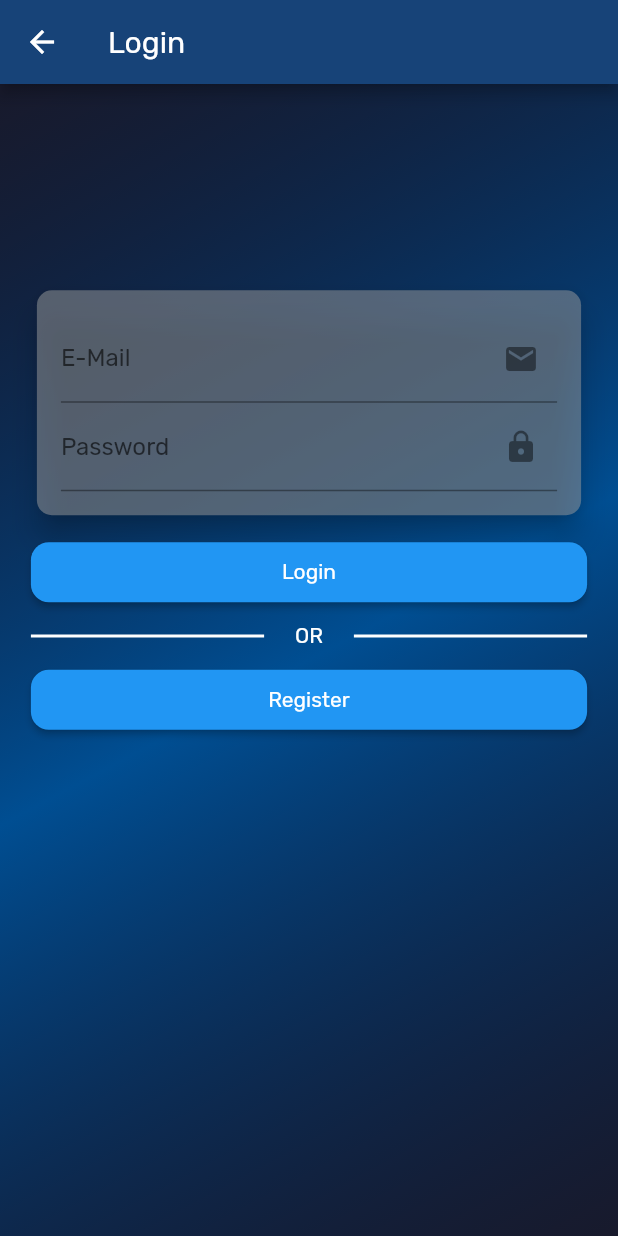
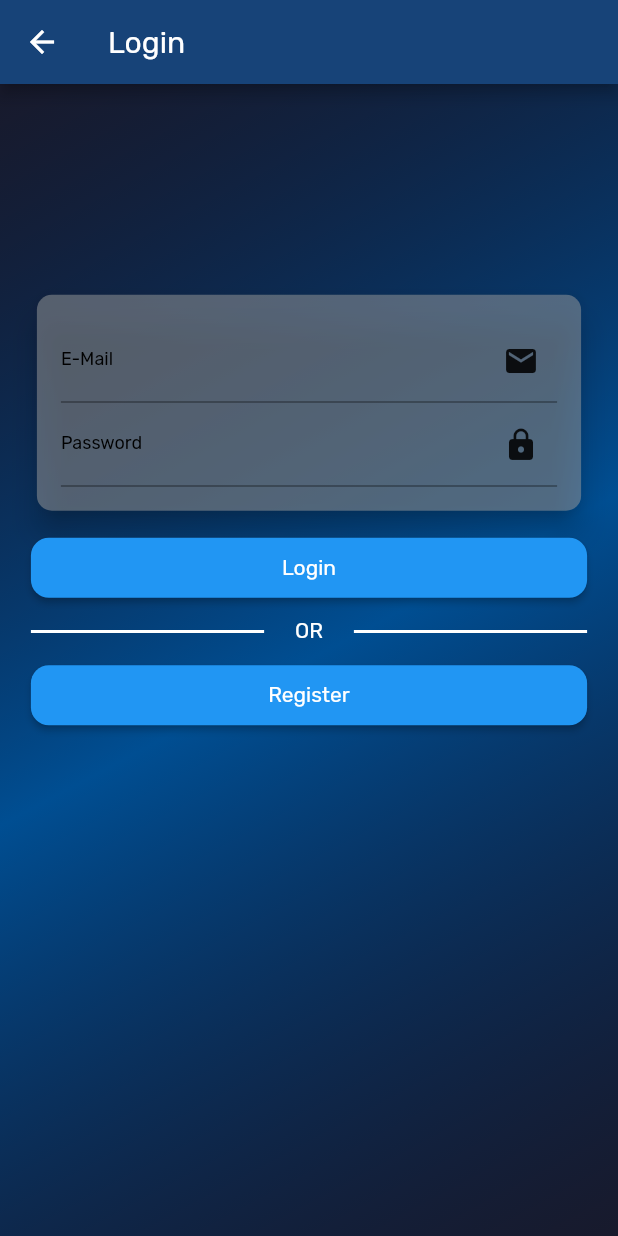
Before and after one commit to kpirabaharan/Sociopedia, a Flutter app: the screen it shows after launch, after a tap on "Login", on a phone screen of 412 x 824 dp. Run offline on Flutter 3.47's test engine with Material 2 defaults, Android fonts, the phone set to English and light mode, and no system bars; our stand-ins replace image_picker.

```diff
--- a/Mobile/lib/widgets/auth_form.dart
+++ b/Mobile/lib/widgets/auth_form.dart
@@ -6,6 +6,7 @@ import './image_input.dart';
 
 class AuthForm extends StatefulWidget {
   final bool isRegister;
+
 
   const AuthForm(this.isRegister, {super.key});
 
@@ -18,10 +19,7 @@ class _AuthFormState extends State<AuthForm> {
   Widget build(BuildContext context) {
     final deviceSize = MediaQuery.of(context).size;
     final GlobalKey<FormState> _formKey = GlobalKey();
-    final Map<String, String> _authData = {
-      'email': '',
-      'password': '',
-    };
+
     File? _pickedImage;
     void _selectImage(File pickedImage) {
       _pickedImage = pickedImage;
@@ -47,8 +45,9 @@ class _AuthFormState extends State<AuthForm> {
                       Expanded(
                         child: Container(
                           child: TextFormField(
-                            decoration: const InputDecoration(
+                            decoration: InputDecoration(
                               labelText: 'First Name',
+                              labelStyle: Theme.of(context).textTheme.labelMedium,
                             ),
                             keyboardType: TextInputType.name,
                             validator: (value) {
@@ -66,9 +65,11 @@ class _AuthFormState extends State<AuthForm> {
                       Expanded(
                         child: Container(
                           child: TextFormField(
-                            decoration: const InputDecoration(
+                            decoration: InputDecoration(
                               labelText: 'Last Name',
+                              labelStyle: Theme.of(context).textTheme.labelMedium,
                               suffixIcon: Icon(Icons.person),
+                              suffixIconColor: Theme.of(context).iconTheme.color,
                             ),
                             keyboardType: TextInputType.name,
                             validator: (value) {
@@ -87,8 +88,14 @@ class _AuthFormState extends State<AuthForm> {
                   ),
                 if (widget.isRegister)
                   TextFormField(
-                    decoration: const InputDecoration(
-                        labelText: 'Location', suffixIcon: Icon(Icons.location_on)),
+                    decoration: InputDecoration(
+                      labelText: 'Location',
+                      labelStyle: Theme.of(context).textTheme.labelMedium,
+                      suffixIcon: Icon(
+                        Icons.location_on,
+                      ),
+                      suffixIconColor: Theme.of(context).iconTheme.color,
+                    ),
                     keyboardType: TextInputType.streetAddress,
                     validator: (value) {
                       if (value!.isEmpty) {
@@ -102,8 +109,12 @@ class _AuthFormState extends State<AuthForm> {
                   ),
                 if (widget.isRegister)
                   TextFormField(
-                    decoration: const InputDecoration(
-                        labelText: 'Occupation', suffixIcon: Icon(Icons.work)),
+                    decoration: InputDecoration(
+                      labelText: 'Occupation',
+                      labelStyle: Theme.of(context).textTheme.labelMedium,
+                      suffixIcon: Icon(Icons.work),
+                      suffixIconColor: Theme.of(context).iconTheme.color,
+                    ),
                     keyboardType: TextInputType.text,
                     validator: (value) {
                       if (value!.isEmpty) {
@@ -118,9 +129,11 @@ class _AuthFormState extends State<AuthForm> {
                 if (widget.isRegister) Padding(padding: EdgeInsets.symmetric(vertical: 5)),
                 if (widget.isRegister) ImageInput(_selectImage),
                 TextFormField(
-                  decoration: const InputDecoration(
+                  decoration: InputDecoration(
                     labelText: 'E-Mail',
+                    labelStyle: Theme.of(context).textTheme.labelMedium,
                     suffixIcon: Icon(Icons.email),
+                    suffixIconColor: Theme.of(context).iconTheme.color,
                   ),
                   keyboardType: TextInputType.emailAddress,
                   validator: (value) {
@@ -134,9 +147,11 @@ class _AuthFormState extends State<AuthForm> {
                   },
                 ),
                 TextFormField(
-                  decoration: const InputDecoration(
+                  decoration: InputDecoration(
                     labelText: 'Password',
+                    labelStyle: Theme.of(context).textTheme.labelMedium,
                     suffixIcon: Icon(Icons.lock),
+                    suffixIconColor: Theme.of(context).iconTheme.color,
                   ),
                   obscureText: true,
                   keyboardType: TextInputType.visiblePassword,
```
